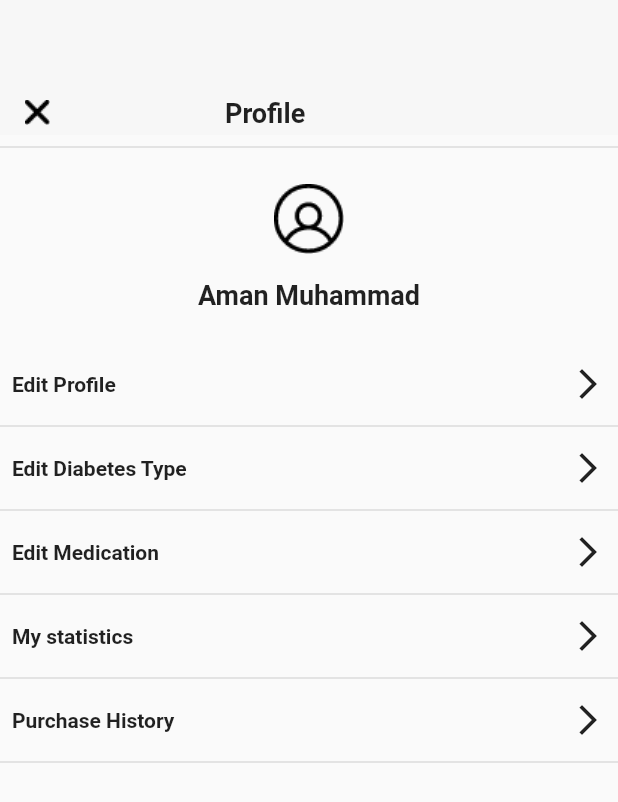
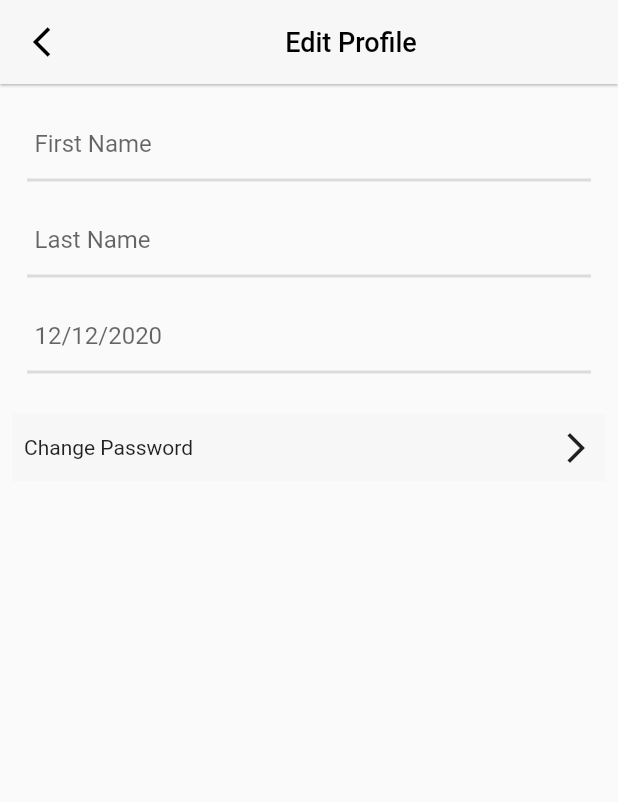
Before and after one commit to saadkhawar289/Health4U, a Flutter app: the profile3 screen opened directly, after a tap on "Edit Profile", on a phone screen of 412 x 824 dp. Shown: the top 802 px of the screen. Run offline on Flutter 3.47's test engine with Material 2 defaults, Android fonts, the phone set to English and light mode, and no system bars; our stand-ins replace barcode_widget, cloud_firestore, date_format, device_preview, dots_indicator, firebase_auth and 7 more; missing offline and left inert: dart:ffi, flutter_barcode_scanner; accounts and stored records are empty.

Commit message:
editProfile screen change EditProfilePatient.dart

```diff
--- /dev/null
+++ b/healthy/lib/EditProfilePatient.dart
@@ -0,0 +1,129 @@
+import 'package:flutter/material.dart';
+
+import 'changepassword.dart';
+
+class EditProfilePatient extends StatefulWidget {
+  @override
+  _EditProfilePatientState createState() => _EditProfilePatientState();
+}
+
+class _EditProfilePatientState extends State<EditProfilePatient> {
+  @override
+  Widget build(BuildContext context) {
+    return Container(
+      child: SafeArea(
+        child: Scaffold(
+          appBar: AppBar(
+            elevation: 0.7,
+            backgroundColor: const Color(0xFFF7F7F7),
+            leading: InkWell(
+              onTap: () {
+                Navigator.pop(context);
+              },
+              child: Icon(
+                Icons.arrow_back_ios_outlined,
+                color: Colors.black,
+              ),
+            ),
+            title: Row(
+              mainAxisAlignment: MainAxisAlignment.center,
+              children: [
+                Text(
+                  "Edit Profile",
+                  style: TextStyle(color: Colors.black, fontSize: 18),
+                )
+              ],
+            ),
+          ),
+          body: SingleChildScrollView(
+            child: Container(
+              child: Padding(
+                padding: const EdgeInsets.all(8.0),
+                child: Column(
+                  children: [
+                    TextFormField(
+                      decoration: InputDecoration(
+                        hintText: 'First Name',
+                        suffixText: "Edit  ",
+                        contentPadding: EdgeInsets.only(left: 15.0, top: 15),
+                        border: InputBorder.none,
+                      ),
+                    ),
+                    Padding(
+                      padding: const EdgeInsets.only(left: 10, right: 10),
+                      child: Divider(
+                        thickness: 2,
+                      ),
+                    ),
+                    TextFormField(
+                      decoration: InputDecoration(
+                        hintText: 'Last Name',
+                        suffixText: "Edit  ",
+                        contentPadding: EdgeInsets.only(left: 15.0, top: 15),
+                        border: InputBorder.none,
+                      ),
+                    ),
+                    Padding(
+                      padding: const EdgeInsets.only(left: 10, right: 10),
+                      child: Divider(
+                        thickness: 2,
+                      ),
+                    ),
+                    TextFormField(
+                      decoration: InputDecoration(
+                        hintText: '12/12/2020',
+                        suffixText: "Edit  ",
+                        contentPadding: EdgeInsets.only(left: 15.0, top: 15),
+                        border: InputBorder.none,
+                      ),
+                    ),
+                    Padding(
+                      padding: const EdgeInsets.only(left: 10, right: 10),
+                      child: Divider(
+                        thickness: 2,
+                      ),
+                    ),
+                    InkWell(
+                      onTap: () {
+                        Navigator.push(
+                            context,
+                            MaterialPageRoute(
+                                builder: (context) => changepassword()));
+                      },
+                      child: Padding(
+                        padding: const EdgeInsets.only(top: 20.0),
+                        child: Container(
+                          color: const Color(0xFFF7F7F7),
+                          // color: Colors.lightGreen,
+                          height: 45,
+                          width: MediaQuery.of(context).size.width,
+                          child: Padding(
+                            padding:
+                                const EdgeInsets.only(left: 8.0, right: 8.0),
+                            child: Row(
+                              mainAxisAlignment: MainAxisAlignment.spaceBetween,
+                              children: [
+                                Text(
+                                  "Change Password",
+                                  // style: TextStyle(color: Colors.white),
+                                ),
+                                Icon(
+                                  Icons.arrow_forward_ios,
+                                  // color: Colors.white,
+                                )
+                              ],
+                            ),
+                          ),
+                        ),
+                      ),
+                    )
+                  ],
+                ),
+              ),
+            ),
+          ),
+        ),
+      ),
+    );
+  }
+}
--- a/healthy/lib/profile3.dart
+++ b/healthy/lib/profile3.dart
@@ -5,6 +5,8 @@ import 'package:healthy/PatientVasulization.dart';
 import 'package:healthy/purchase%20history.dart';
 
 import 'EditDiabetes.dart';
+import 'EditProfilePatient.dart';
+import 'forntscreen.dart';
 
 class profile3 extends StatefulWidget {
   @override
@@ -25,7 +27,8 @@ class _State extends State<profile3> {
               children: [
                 InkWell(
                   onTap: () {
-                    Navigator.of(context).pop();
+                    Navigator.push(context,
+                        MaterialPageRoute(builder: (context) => forntscreen()));
                   },
                   child: Container(
                     margin: EdgeInsets.only(left: 10, top: 60),
@@ -84,12 +87,10 @@ class _State extends State<profile3> {
             children: [
               InkWell(
                 onTap: () {
-                  // Navigator.push(
-                  //     context,
-                  //     MaterialPageRoute(
-                  //         builder: (context) => singup(
-                  //               source: 'edit',
-                  //             )));
+                  Navigator.push(
+                      context,
+                      MaterialPageRoute(
+                          builder: (context) => EditProfilePatient()));
                 },
                 child: Padding(
                   padding: const EdgeInsets.all(8.0),
--- a/healthy/lib/qr.dart
+++ b/healthy/lib/qr.dart
@@ -277,6 +277,7 @@ class _QRState extends State<QRViewExample> {
               );
             });
         Timer(Duration(seconds: 3), () {
+          Navigator.pop(context);
           Navigator.push(
               context,
               MaterialPageRoute(
```
Also changed, not shown: healthy/lib/changepassword.dart (+137 -53 lines).
